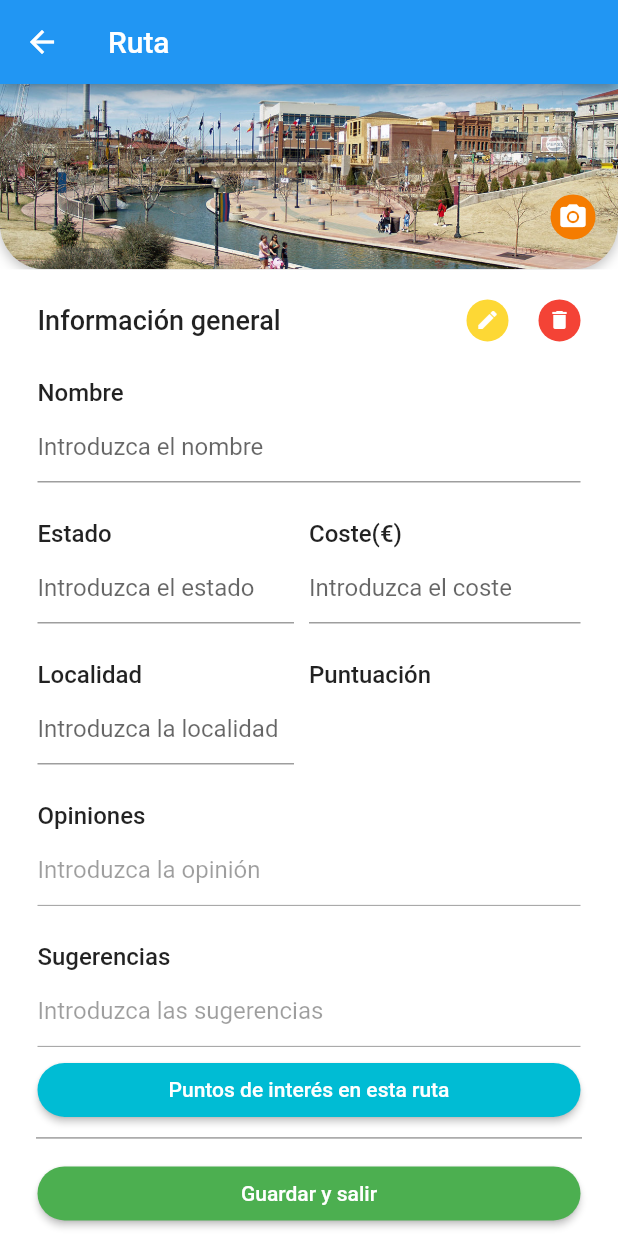
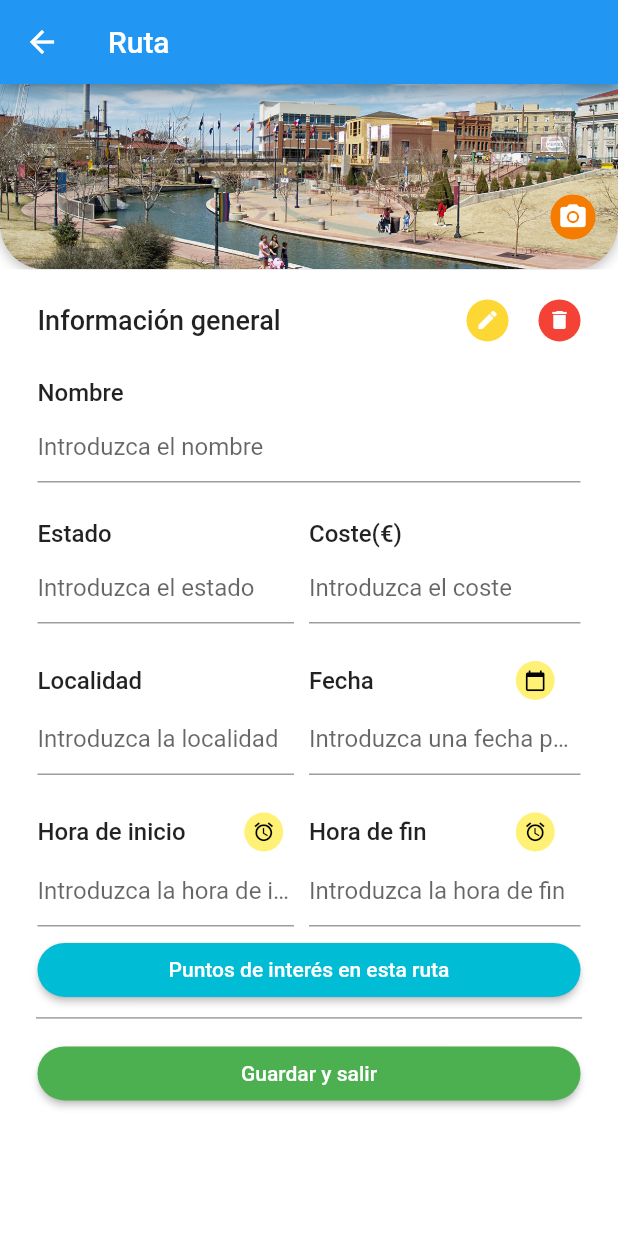
Before and after one commit to danielloroduran/Gestion-de-circuitos-turisticos-Flutter, a Flutter app: the DetallesRuta screen opened directly, on a phone screen of 412 x 824 dp. Run offline on Flutter 3.47's test engine with Material 2 defaults, Android fonts, the phone set to English and light mode, and no system bars; statements that could not run were skipped.

Commit message:
Cambios en rutas y promociones

```diff
--- a/lib/secciones/detallesruta.dart
+++ b/lib/secciones/detallesruta.dart
@@ -28,9 +28,14 @@ class _DetallesRutaState extends State<DetallesRuta>
   TextEditingController opinionesController;
   TextEditingController sugerenciasController;
   TextEditingController localidadController;
-  int _puntuacion;
+  TextEditingController fechaController;
+  TextEditingController horaInicioController;
+  TextEditingController horaFinController;
   String _foto;
   List<PuntoInteres> _puntoInteres;
+  TimeOfDay _horaInicio;
+  TimeOfDay _horaFin;
+  DateTime _fecha;
 
   void initState() {
     super.initState();
@@ -41,6 +46,12 @@ class _DetallesRutaState extends State<DetallesRuta>
     opinionesController = new TextEditingController();
     sugerenciasController = new TextEditingController();
     localidadController = new TextEditingController();
+    fechaController = new TextEditingController();
+    horaInicioController = new TextEditingController();
+    horaFinController = new TextEditingController();
+    _horaInicio = TimeOfDay.now();
+    _horaFin = TimeOfDay.now();
+    _fecha = DateTime.now();
 
     if (ruta != null) {
       nombreController.text = ruta.nombre;
@@ -49,8 +60,10 @@ class _DetallesRutaState extends State<DetallesRuta>
       opinionesController.text = ruta.opiniones;
       sugerenciasController.text = ruta.sugerencias;
       localidadController.text = ruta.localidad;
+      fechaController.text = ruta.fecha;
+      horaInicioController.text = ruta.horaInicio;
+      horaFinController.text = ruta.horaFin;
       _puntoInteres = ruta.puntoInteres;
-      _puntuacion = ruta.puntuacion;
       _foto = ruta.foto;
     } else {
       nombreController.text = "";
@@ -59,7 +72,9 @@ class _DetallesRutaState extends State<DetallesRuta>
       opinionesController.text = "";
       sugerenciasController.text = "";
       localidadController.text = "";
-      _puntuacion = 0;
+      fechaController.text = "";
+      horaInicioController.text = "";
+      horaFinController.text = "";
       _foto = "imagenes/rutagenerica.jpg";
       _editable = true;
       _puntoInteres = new List<PuntoInteres>();
@@ -300,16 +315,22 @@ class _DetallesRutaState extends State<DetallesRuta>
                                       flex: 2,
                                     ),
                                     Expanded(
+                                      child: _editable ? new Container(width: 20) : new Container(),
+                                    ),
+                                    Expanded(
                                       child: Container(
                                         child: new Text(
-                                          "Puntuación",
+                                          "Fecha",
                                           style: TextStyle(
                                               fontSize: 16.0,
                                               fontWeight: FontWeight.w500),
                                         ),
                                       ),
                                       flex: 2,
-                                    )
+                                    ),
+                                    Expanded(
+                                      child: _editable ? getFechaButton() : new Container(),
+                                    ),
                                   ],
                                 )),
                             Padding(
@@ -334,36 +355,52 @@ class _DetallesRutaState extends State<DetallesRuta>
                                       flex: 2,
                                     ),
                                     new Flexible(
-                                      child: _crearEstrellas(),
+                                      child: new TextField(
+                                        controller: fechaController,
+                                        decoration: const InputDecoration(
+                                          hintText: "Introduzca una fecha para esta ruta"
+                                        ),
+                                        keyboardType: TextInputType.datetime,
+                                      ),
                                       flex: 2,
                                     ),
                                   ],
-                                )),
+                                )
+                              ),
                             Padding(
                                 padding: EdgeInsets.only(
                                     left: 25.0, right: 25.0, top: 25.0),
                                 child: new Row(
                                   mainAxisSize: MainAxisSize.max,
+                                  mainAxisAlignment: MainAxisAlignment.start,
                                   children: <Widget>[
-                                    new Column(
-                                      mainAxisAlignment:
-                                          MainAxisAlignment.start,
-                                      mainAxisSize: MainAxisSize.min,
-                                      children: <Widget>[
-                                        new Column(
-                                          mainAxisAlignment:
-                                              MainAxisAlignment.start,
-                                          mainAxisSize: MainAxisSize.min,
-                                          children: <Widget>[
-                                            new Text(
-                                              "Opiniones",
+                                    Expanded(
+                                      child: Container(
+                                        child: new Text(
+                                          "Hora de inicio",
                                           style: TextStyle(
                                               fontSize: 16.0,
                                               fontWeight: FontWeight.w500),
                                         ),
-                                          ],
                                       ),
-                                      ],
+                                      flex: 2,
+                                    ),
+                                    Expanded(
+                                      child: _editable ? getHoraInicioButton() : new Container(),
+                                    ),
+                                    Expanded(
+                                      child: Container(
+                                        child: new Text(
+                                          "Hora de fin",
+                                          style: TextStyle(
+                                              fontSize: 16.0,
+                                              fontWeight: FontWeight.w500),
+                                        ),
+                                      ),
+                                      flex: 2,
+                                    ),
+                                    Expanded(
+                                      child: _editable ? getHoraFinButton() : new Container(),
                                     ),
                                   ],
                                 )),
@@ -372,66 +409,38 @@ class _DetallesRutaState extends State<DetallesRuta>
                                     left: 25.0, right: 25.0, top: 2.0),
                                 child: new Row(
                                   mainAxisSize: MainAxisSize.max,
+                                  mainAxisAlignment: MainAxisAlignment.start,
                                   children: <Widget>[
                                     new Flexible(
+                                      child: Padding(
+                                        padding: EdgeInsets.only(right: 10.0),
                                         child: new TextField(
-                                        controller: opinionesController,
+                                          controller: horaInicioController,
                                           decoration: const InputDecoration(
-                                          hintText: "Introduzca la opinión",
+                                              hintText:
+                                                  "Introduzca la hora de inicio"),
+                                          enabled: _editable,
+                                          autocorrect: _editable,
+                                          keyboardType: TextInputType.datetime,
                                         ),
-                                        enabled: false,
+                                      ),
+                                      flex: 2,
+                                    ),
+                                    new Flexible(
+                                      child: new TextField(
+                                        controller: horaFinController,
+                                        decoration: const InputDecoration(
+                                          hintText: "Introduzca la hora de fin"
+                                        ),
+                                        enabled: _editable,
                                         autocorrect: _editable,
+                                        keyboardType: TextInputType.datetime,
                                       ),
-                                    )
-                                  ],
-                                )),
-                            Padding(
-                                padding: EdgeInsets.only(
-                                    left: 25.0, right: 25.0, top: 25.0),
-                                child: new Row(
-                                  mainAxisSize: MainAxisSize.max,
-                                  children: <Widget>[
-                                    new Column(
-                                      mainAxisAlignment:
-                                          MainAxisAlignment.start,
-                                      mainAxisSize: MainAxisSize.min,
-                                      children: <Widget>[
-                                        new Column(
-                                          mainAxisAlignment:
-                                              MainAxisAlignment.start,
-                                          mainAxisSize: MainAxisSize.min,
-                                          children: <Widget>[
-                                            new Text(
-                                              "Sugerencias",
-                                              style: TextStyle(
-                                                  fontSize: 16.0,
-                                                  fontWeight: FontWeight.w500),
+                                      flex: 2,
                                     ),
                                   ],
+                                )
                               ),
-                                      ],
-                                    ),
-                                  ],
-                                )),
-                            Padding(
-                                padding: EdgeInsets.only(
-                                    left: 25.0, right: 25.0, top: 2.0),
-                                child: new Row(
-                                  mainAxisSize: MainAxisSize.max,
-                                  children: <Widget>[
-                                    new Flexible(
-                                      child: new TextField(
-                                        controller: sugerenciasController,
-                                        decoration: const InputDecoration(
-                                          hintText:
-                                              "Introduzca las sugerencias",
-                                        ),
-                                        enabled: false,
-                                        autocorrect: _editable,
-                                      ),
-                                    )
-                                  ],
-                                )),
                             Container(
                               child: getListPuntoInteresButton(),
                             ),
@@ -441,16 +450,6 @@ class _DetallesRutaState extends State<DetallesRuta>
                         )))
               ],
             )));
-  }
-
-  Text _crearEstrellas() {
-    String estrellas = '';
-
-    for (int i = 0; i < _puntuacion; i++) {
-      estrellas += '⭐ ';
-    }
-    estrellas.trim();
-    return Text(estrellas);
   }
 
   @override
@@ -482,6 +481,69 @@ class _DetallesRutaState extends State<DetallesRuta>
             )))),
           ],
         ));
+  }
+
+  Widget getHoraInicioButton() {
+      return Tooltip(
+          message: "Editar hora de inicio",
+          child: GestureDetector(
+            child: new CircleAvatar(
+              backgroundColor: Colors.yellow[300],
+              radius: 13.0,
+              child: new Icon(
+                Icons.alarm,
+                color: Colors.black,
+                size: 15.0,
+              ),
+            ),
+            onTap: () {
+              seleccionarHoraInicio(context);
+            },
+          ),
+        );
+
+  }
+
+  Widget getHoraFinButton() {
+      return Tooltip(
+          message: "Editar hora de fin",
+          child: GestureDetector(
+            child: new CircleAvatar(
+              backgroundColor: Colors.yellow[300],
+              radius: 13.0,
+              child: new Icon(
+                Icons.alarm,
+                color: Colors.black,
+                size: 15.0,
+              ),
+            ),
+            onTap: () {
+              seleccionarHoraFin(context);
+            },
+          ),
+        );
+
+  }
+
+  Widget getFechaButton() {
+      return Tooltip(
+          message: "Editar fecha",
+          child: GestureDetector(
+            child: new CircleAvatar(
+              backgroundColor: Colors.yellow[300],
+              radius: 13.0,
+              child: new Icon(
+                Icons.calendar_today,
+                color: Colors.black,
+                size: 15.0,
+              ),
+            ),
+            onTap: () {
+              seleccionarFecha(context);
+            },
+          ),
+        );
+
   }
 
   Widget getSaveButton() {
@@ -582,6 +644,46 @@ class _DetallesRutaState extends State<DetallesRuta>
     );
   }
 
+  Future<Null> seleccionarHoraInicio(BuildContext context) async{
+
+    _horaInicio = await showTimePicker(
+      context: context,
+      initialTime: _horaInicio,
+    );
+
+    setState(() {
+      horaInicioController.text = _horaInicio.hour.toString() + ":" + _horaInicio.minute.toString();
+    });
+
+  }
+
+  Future<Null> seleccionarHoraFin(BuildContext context) async{
+
+    _horaFin = await showTimePicker(
+      context: context,
+      initialTime: _horaFin,
+    );
+
+    setState(() {
+      horaFinController.text = _horaFin.hour.toString() + ":" + _horaFin.minute.toString();
+    });
+
+  }
+
+  Future<Null> seleccionarFecha(BuildContext context) async {
+
+    _fecha = await showDatePicker(
+      context: context,
+      initialDate: _fecha,
+      firstDate: DateTime(2020),
+      lastDate: DateTime(2200),
+    );
+
+    setState(() {
+      fechaController.text = _fecha.day.toString() + "/" + _fecha.month.toString() + "/" + _fecha.year.toString();
+    });
+  }
+
   void _mostrarDialogo(){
     showDialog(
       context: context,
--- a/lib/secciones/home.dart
+++ b/lib/secciones/home.dart
@@ -99,7 +99,9 @@ class _HomeState extends State<Home> with SingleTickerProviderStateMixin{
           applicationIcon: new Icon(Icons.info),
           icon: new Icon(Icons.info),
           applicationName: "Gestión de circuitos",
-          applicationVersion: "v1.0",
+          applicationVersion: "v1.0    04/06/2020",
+          applicationLegalese: "Daniel, Sergio, Juan Antonio",
+
         ),
         new ListTile(
           leading: new Icon(Icons.close),
```
Also changed, not shown: lib/secciones/detallespromo.dart (+39 -60 lines). Lines whose indentation alone changed are shown as unchanged.
